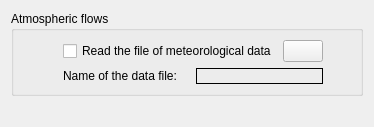
Qt form gui/Pages/AtmosphericFlowsForm.ui (code-saturne/code_saturne) before a commit.
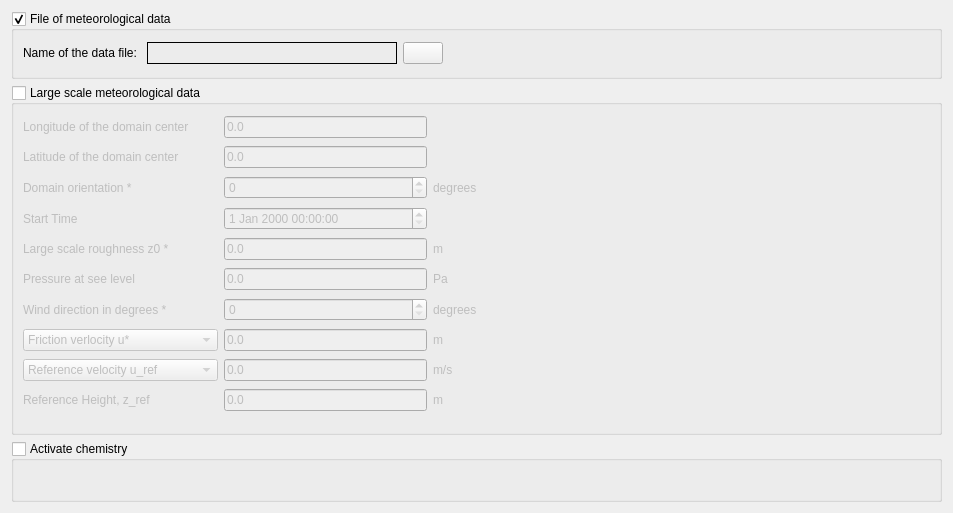
The same form after that commit. Icons and pictures are not drawn.

Commit message: [Atmo] GUI: adding a large scale meteo description

```diff
--- a/gui/Pages/AtmosphericFlowsForm.ui
+++ b/gui/Pages/AtmosphericFlowsForm.ui
@@ -6,53 +6,354 @@
    <rect>
     <x>0</x>
     <y>0</y>
-    <width>374</width>
-    <height>127</height>
+    <width>953</width>
+    <height>506</height>
    </rect>
   </property>
+  <property name="minimumSize">
+   <size>
+    <width>800</width>
+    <height>0</height>
+   </size>
+  </property>
   <property name="windowTitle">
    <string>Form</string>
   </property>
   <layout class="QGridLayout" name="gridLayout_2">
-   <item row="0" column="0">
-    <widget class="QGroupBox" name="groupBox">
+   <item row="2" column="0">
+    <widget class="QGroupBox" name="groupBoxLargeScaleMeteo">
+     <property name="enabled">
+      <bool>true</bool>
+     </property>
+     <property name="minimumSize">
+      <size>
+       <width>0</width>
+       <height>350</height>
+      </size>
+     </property>
+     <property name="maximumSize">
+      <size>
+       <width>16777215</width>
+       <height>500</height>
+      </size>
+     </property>
+     <property name="title">
+      <string>Large scale meteorological data</string>
+     </property>
+     <property name="flat">
+      <bool>false</bool>
+     </property>
+     <property name="checkable">
+      <bool>true</bool>
+     </property>
+     <property name="checked">
+      <bool>false</bool>
+     </property>
+     <layout class="QHBoxLayout" name="horizontalLayout_3">
+      <item>
+       <layout class="QGridLayout" name="gridLayout_4">
+        <item row="0" column="0">
+         <widget class="QLabel" name="labelLongCenter">
+          <property name="text">
+           <string>Longitude of the domain center</string>
+          </property>
+         </widget>
+        </item>
+        <item row="5" column="0">
+         <widget class="QLabel" name="labelPressureSeaLevel">
+          <property name="text">
+           <string>Pressure at see level</string>
+          </property>
+         </widget>
+        </item>
+        <item row="8" column="1">
+         <widget class="QLineEdit" name="lineEditUrefOrDlmo">
+          <property name="text">
+           <string>0.0</string>
+          </property>
+         </widget>
+        </item>
+        <item row="1" column="0">
+         <widget class="QLabel" name="labelLatCenter">
+          <property name="text">
+           <string>Latitude of the domain center</string>
+          </property>
+         </widget>
+        </item>
+        <item row="2" column="0">
+         <widget class="QLabel" name="labelDomainOrientation">
+          <property name="toolTip">
+           <string extracomment="0 means x toward East and y toward North"/>
+          </property>
+          <property name="statusTip">
+           <string/>
+          </property>
+          <property name="whatsThis">
+           <string>&lt;html&gt;&lt;head/&gt;&lt;body&gt;&lt;p&gt;0 means x toward East and y toward North&lt;/p&gt;&lt;/body&gt;&lt;/html&gt;</string>
+          </property>
+          <property name="text">
+           <string>Domain orientation *</string>
+          </property>
+         </widget>
+        </item>
+        <item row="0" column="1">
+         <widget class="QLineEdit" name="lineEditLongCenter">
+          <property name="text">
+           <string>0.0</string>
+          </property>
+         </widget>
+        </item>
+        <item row="9" column="1">
+         <widget class="QLineEdit" name="lineEditZref">
+          <property name="text">
+           <string>0.0</string>
+          </property>
+         </widget>
+        </item>
+        <item row="3" column="1">
+         <widget class="QDateTimeEdit" name="dateTimeEdit"/>
+        </item>
+        <item row="2" column="2">
+         <widget class="QLabel" name="labelDimDomOrient">
+          <property name="text">
+           <string>degrees</string>
+          </property>
+         </widget>
+        </item>
+        <item row="3" column="0">
+         <widget class="QLabel" name="labelStartTime">
+          <property name="text">
+           <string>Start Time</string>
+          </property>
+         </widget>
+        </item>
+        <item row="6" column="0">
+         <widget class="QLabel" name="labelWindDir">
+          <property name="text">
+           <string>Wind direction in degrees *</string>
+          </property>
+         </widget>
+        </item>
+        <item row="6" column="1">
+         <widget class="QSpinBox" name="spinBoxWindDir">
+          <property name="maximum">
+           <number>360</number>
+          </property>
+         </widget>
+        </item>
+        <item row="8" column="2">
+         <widget class="QLabel" name="labelDimRefVel">
+          <property name="text">
+           <string>m/s</string>
+          </property>
+         </widget>
+        </item>
+        <item row="2" column="1">
+         <widget class="QSpinBox" name="spinBoxDomainOrientation">
+          <property name="maximum">
+           <number>360</number>
+          </property>
+         </widget>
+        </item>
+        <item row="7" column="1">
+         <widget class="QLineEdit" name="lineEditUstarOrDlmo">
+          <property name="text">
+           <string>0.0</string>
+          </property>
+         </widget>
+        </item>
+        <item row="5" column="1">
+         <widget class="QLineEdit" name="lineEditPressureSeaLevel">
+          <property name="text">
+           <string>0.0</string>
+          </property>
+         </widget>
+        </item>
+        <item row="4" column="1">
+         <widget class="QLineEdit" name="lineEditLargeScaleRoughness">
+          <property name="text">
+           <string>0.0</string>
+          </property>
+         </widget>
+        </item>
+        <item row="1" column="1">
+         <widget class="QLineEdit" name="lineEditLatCenter">
+          <property name="text">
+           <string>0.0</string>
+          </property>
+         </widget>
+        </item>
+        <item row="4" column="0">
+         <widget class="QLabel" name="labelLargeScaleRoughness">
+          <property name="text">
+           <string>Large scale roughness z0 *</string>
+          </property>
+         </widget>
+        </item>
+        <item row="7" column="2">
+         <widget class="QLabel" name="labelDimZRef">
+          <property name="text">
+           <string>m</string>
+          </property>
+         </widget>
+        </item>
+        <item row="5" column="2">
+         <widget class="QLabel" name="labelDimPressureSeaLevel">
+          <property name="text">
+           <string>Pa</string>
+          </property>
+         </widget>
+        </item>
+        <item row="6" column="2">
+         <widget class="QLabel" name="label">
+          <property name="text">
+           <string>degrees</string>
+          </property>
+         </widget>
+        </item>
+        <item row="7" column="0">
+         <widget class="QComboBox" name="comboBoxUstarOrdLMO">
+          <item>
+           <property name="text">
+            <string>Friction verlocity u*</string>
+           </property>
+          </item>
+          <item>
+           <property name="text">
+            <string>Inverse Monin-Obukhov length</string>
+           </property>
+          </item>
+         </widget>
+        </item>
+        <item row="8" column="0">
+         <widget class="QComboBox" name="comboBoxUrefOrdLMO">
+          <item>
+           <property name="text">
+            <string>Reference velocity u_ref</string>
+           </property>
+          </item>
+          <item>
+           <property name="text">
+            <string>Inverse Monin-Obukhov length</string>
+           </property>
+          </item>
+         </widget>
+        </item>
+        <item row="9" column="0">
+         <widget class="QLabel" name="labelReferenceHeight">
+          <property name="text">
+           <string>Reference Height, z_ref</string>
+          </property>
+         </widget>
+        </item>
+        <item row="9" column="2">
+         <widget class="QLabel" name="labelDimZref">
+          <property name="text">
+           <string>m</string>
+          </property>
+         </widget>
+        </item>
+        <item row="4" column="2">
+         <widget class="QLabel" name="labelDimZ0">
+          <property name="text">
+           <string>m</string>
+          </property>
+         </widget>
+        </item>
+       </layout>
+      </item>
+      <item>
+       <spacer name="horizontalSpacer">
+        <property name="orientation">
+         <enum>Qt::Horizontal</enum>
+        </property>
+        <property name="sizeHint" stdset="0">
+         <size>
+          <width>40</width>
+          <height>20</height>
+         </size>
+        </property>
+       </spacer>
+      </item>
+     </layout>
+     <zorder>horizontalSpacer</zorder>
+    </widget>
+   </item>
+   <item row="1" column="0">
+    <widget class="QGroupBox" name="groupBoxMeteoData">
+     <property name="enabled">
+      <bool>true</bool>
+     </property>
+     <property name="minimumSize">
+      <size>
+       <width>0</width>
+       <height>0</height>
+      </size>
+     </property>
+     <property name="maximumSize">
+      <size>
+       <width>16777215</width>
+       <height>100</height>
+      </size>
+     </property>
      <property name="toolTip">
       <string>&lt;html&gt;&lt;head/&gt;&lt;body&gt;&lt;p&gt;&lt;span style=&quot; font-size:9pt;&quot;&gt;Select the meteorological data file to read (&lt;/span&gt;&lt;span style=&quot; font-size:9pt; font-weight:600;&quot;&gt;meteo&lt;/span&gt;&lt;span style=&quot; font-size:9pt;&quot;&gt; file, see /DATA/REFERENCE/meteo for an example). This file must be put in the DATA directory and must be called &lt;/span&gt;&lt;span style=&quot; font-size:9pt; font-weight:600;&quot;&gt;meteo&lt;/span&gt;&lt;span style=&quot; font-size:9pt;&quot;&gt;.&lt;/span&gt;&lt;/p&gt;&lt;/body&gt;&lt;/html&gt;</string>
      </property>
      <property name="title">
-      <string>Atmospheric flows</string>
+      <string>File of meteorological data</string>
+     </property>
+     <property name="checkable">
+      <bool>true</bool>
      </property>
      <layout class="QHBoxLayout" name="horizontalLayout_2">
-      <item>
-       <spacer name="horizontalSpacer">
-        <property name="orientation">
-         <enum>Qt::Horizontal</enum>
-        </property>
-        <property name="sizeHint" stdset="0">
-         <size>
-          <width>40</width>
-          <height>20</height>
-         </size>
-        </property>
-       </spacer>
-      </item>
       <item>
        <layout class="QGridLayout" name="gridLayout">
         <item row="0" column="0" colspan="2">
          <layout class="QHBoxLayout" name="horizontalLayout">
           <item>
-           <widget class="QCheckBox" name="checkBoxMeteoData">
-            <property name="sizePolicy">
-             <sizepolicy hsizetype="Preferred" vsizetype="Preferred">
-              <horstretch>0</horstretch>
-              <verstretch>0</verstretch>
-             </sizepolicy>
+           <widget class="QLabel" name="labelMeteoData">
+            <property name="toolTip">
+             <string>&lt;html&gt;&lt;head/&gt;&lt;body&gt;&lt;p&gt;&lt;span style=&quot; font-size:9pt;&quot;&gt;Select the meteorological data file to read (&lt;/span&gt;&lt;span style=&quot; font-size:9pt; font-weight:600;&quot;&gt;meteo&lt;/span&gt;&lt;span style=&quot; font-size:9pt;&quot;&gt; file, see /DATA/REFERENCE/meteo for an example). This file must be put in the DATA directory and must be called &lt;/span&gt;&lt;span style=&quot; font-size:9pt; font-weight:600;&quot;&gt;meteo&lt;/span&gt;&lt;span style=&quot; font-size:9pt;&quot;&gt;.&lt;/span&gt;&lt;/p&gt;&lt;/body&gt;&lt;/html&gt;</string>
             </property>
+            <property name="text">
+             <string>Name of the data file: </string>
+            </property>
+           </widget>
+          </item>
+          <item>
+           <widget class="QLabel" name="labelMeteoFile">
+            <property name="minimumSize">
+             <size>
+              <width>250</width>
+              <height>0</height>
+             </size>
+            </property>
+            <property name="maximumSize">
+             <size>
+              <width>300</width>
+              <height>16777215</height>
+             </size>
+            </property>
+            <property name="font">
+             <font>
+              <weight>75</weight>
+              <bold>true</bold>
+             </font>
+            </property>
             <property name="toolTip">
              <string>&lt;html&gt;&lt;head/&gt;&lt;body&gt;&lt;p&gt;&lt;span style=&quot; font-size:9pt;&quot;&gt;Select the meteorological data file to read (&lt;/span&gt;&lt;span style=&quot; font-size:9pt; font-weight:600;&quot;&gt;meteo&lt;/span&gt;&lt;span style=&quot; font-size:9pt;&quot;&gt; file, see /DATA/REFERENCE/meteo for an example). This file must be put in the DATA directory and must be called &lt;/span&gt;&lt;span style=&quot; font-size:9pt; font-weight:600;&quot;&gt;meteo&lt;/span&gt;&lt;span style=&quot; font-size:9pt;&quot;&gt;.&lt;/span&gt;&lt;/p&gt;&lt;/body&gt;&lt;/html&gt;</string>
             </property>
+            <property name="layoutDirection">
+             <enum>Qt::LeftToRight</enum>
+            </property>
+            <property name="autoFillBackground">
+             <bool>false</bool>
+            </property>
+            <property name="frameShape">
+             <enum>QFrame::Box</enum>
+            </property>
             <property name="text">
-             <string>Read the file of meteorological data</string>
+             <string/>
             </property>
            </widget>
           </item>
@@ -78,41 +379,6 @@
           </item>
          </layout>
         </item>
-        <item row="1" column="0">
-         <widget class="QLabel" name="labelMeteoData">
-          <property name="toolTip">
-           <string>&lt;html&gt;&lt;head/&gt;&lt;body&gt;&lt;p&gt;&lt;span style=&quot; font-size:9pt;&quot;&gt;Select the meteorological data file to read (&lt;/span&gt;&lt;span style=&quot; font-size:9pt; font-weight:600;&quot;&gt;meteo&lt;/span&gt;&lt;span style=&quot; font-size:9pt;&quot;&gt; file, see /DATA/REFERENCE/meteo for an example). This file must be put in the DATA directory and must be called &lt;/span&gt;&lt;span style=&quot; font-size:9pt; font-weight:600;&quot;&gt;meteo&lt;/span&gt;&lt;span style=&quot; font-size:9pt;&quot;&gt;.&lt;/span&gt;&lt;/p&gt;&lt;/body&gt;&lt;/html&gt;</string>
-          </property>
-          <property name="text">
-           <string>Name of the data file: </string>
-          </property>
-         </widget>
-        </item>
-        <item row="1" column="1">
-         <widget class="QLabel" name="labelMeteoFile">
-          <property name="font">
-           <font>
-            <weight>75</weight>
-            <bold>true</bold>
-           </font>
-          </property>
-          <property name="toolTip">
-           <string>&lt;html&gt;&lt;head/&gt;&lt;body&gt;&lt;p&gt;&lt;span style=&quot; font-size:9pt;&quot;&gt;Select the meteorological data file to read (&lt;/span&gt;&lt;span style=&quot; font-size:9pt; font-weight:600;&quot;&gt;meteo&lt;/span&gt;&lt;span style=&quot; font-size:9pt;&quot;&gt; file, see /DATA/REFERENCE/meteo for an example). This file must be put in the DATA directory and must be called &lt;/span&gt;&lt;span style=&quot; font-size:9pt; font-weight:600;&quot;&gt;meteo&lt;/span&gt;&lt;span style=&quot; font-size:9pt;&quot;&gt;.&lt;/span&gt;&lt;/p&gt;&lt;/body&gt;&lt;/html&gt;</string>
-          </property>
-          <property name="layoutDirection">
-           <enum>Qt::LeftToRight</enum>
-          </property>
-          <property name="autoFillBackground">
-           <bool>false</bool>
-          </property>
-          <property name="frameShape">
-           <enum>QFrame::Box</enum>
-          </property>
-          <property name="text">
-           <string/>
-          </property>
-         </widget>
-        </item>
        </layout>
       </item>
       <item>
@@ -131,18 +397,36 @@
      </layout>
     </widget>
    </item>
-   <item row="1" column="0">
-    <spacer name="verticalSpacer">
-     <property name="orientation">
-      <enum>Qt::Vertical</enum>
+   <item row="3" column="0">
+    <widget class="QGroupBox" name="groupBoxActChemistry">
+     <property name="title">
+      <string>Activate chemistry</string>
      </property>
-     <property name="sizeHint" stdset="0">
-      <size>
-       <width>13</width>
-       <height>19</height>
-      </size>
+     <property name="checkable">
+      <bool>true</bool>
      </property>
-    </spacer>
+     <property name="checked">
+      <bool>false</bool>
+     </property>
+     <layout class="QHBoxLayout" name="horizontalLayout_4">
+      <item>
+       <layout class="QGridLayout" name="gridLayout_3"/>
+      </item>
+      <item>
+       <spacer name="horizontalSpacer_3">
+        <property name="orientation">
+         <enum>Qt::Horizontal</enum>
+        </property>
+        <property name="sizeHint" stdset="0">
+         <size>
+          <width>40</width>
+          <height>20</height>
+         </size>
+        </property>
+       </spacer>
+      </item>
+     </layout>
+    </widget>
    </item>
   </layout>
  </widget>
```
Left out of the diff: 13 changed lines with no effect on the pictures. The commit also changes 3 other files.
